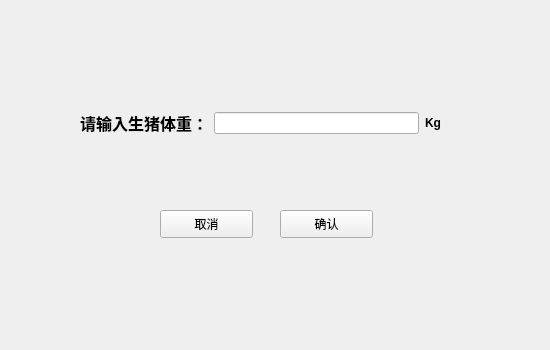
Before: the Qt Designer form OrbbecDemo1.1/InputDialog.ui in Lvjihong/OrbbecAndQt, drawn with Qt 5.
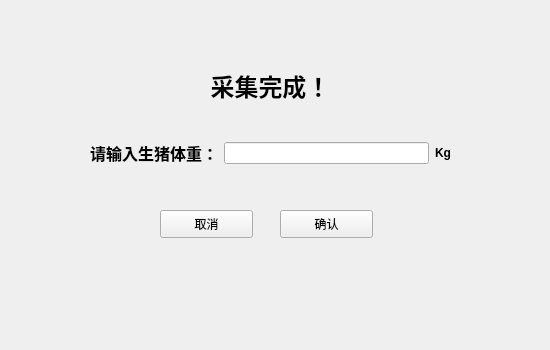
After: the same form once the commit is applied.

What changed in the file:
```diff
--- a/OrbbecDemo1.1/InputDialog.ui
+++ b/OrbbecDemo1.1/InputDialog.ui
@@ -28,8 +28,8 @@
   <widget class="QWidget" name="widget" native="true">
    <property name="geometry">
     <rect>
-     <x>80</x>
-     <y>100</y>
+     <x>90</x>
+     <y>130</y>
      <width>361</width>
      <height>46</height>
     </rect>
@@ -86,6 +86,19 @@
     <string>确认</string>
    </property>
   </widget>
+  <widget class="QLabel" name="label_3">
+   <property name="geometry">
+    <rect>
+     <x>160</x>
+     <y>40</y>
+     <width>221</width>
+     <height>91</height>
+    </rect>
+   </property>
+   <property name="text">
+    <string>&lt;html&gt;&lt;head/&gt;&lt;body&gt;&lt;p align=&quot;center&quot;&gt;&lt;span style=&quot; font-size:18pt; font-weight:600;&quot;&gt;采集完成！&lt;/span&gt;&lt;/p&gt;&lt;/body&gt;&lt;/html&gt;</string>
+   </property>
+  </widget>
  </widget>
  <resources/>
  <connections/>
```
